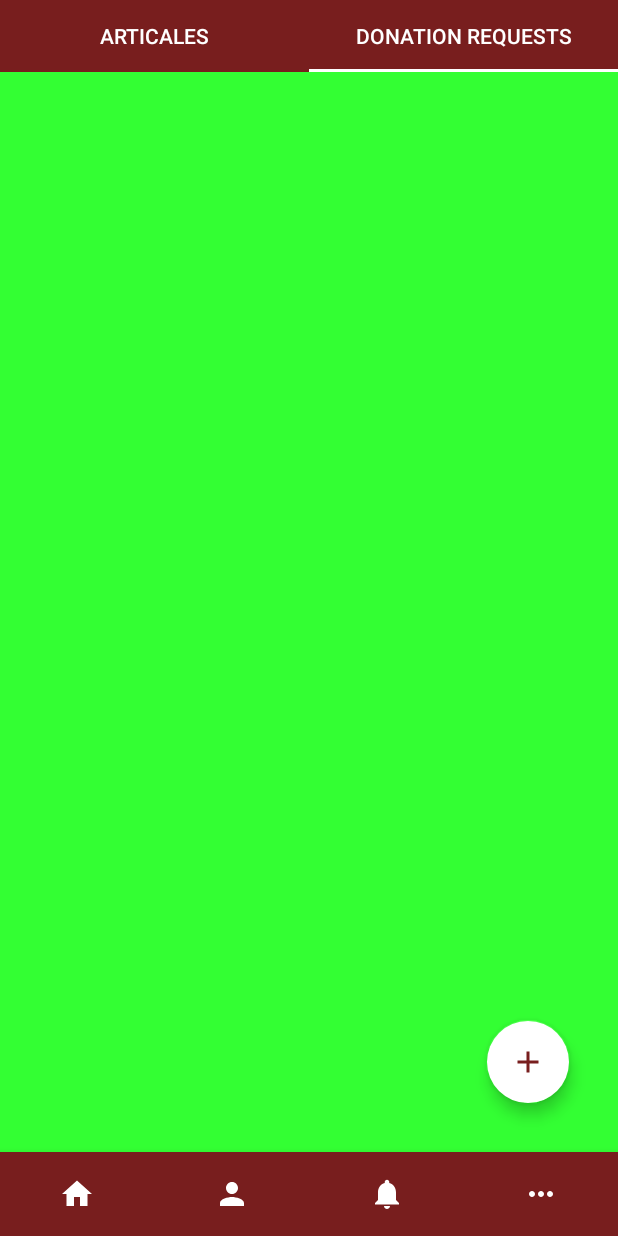
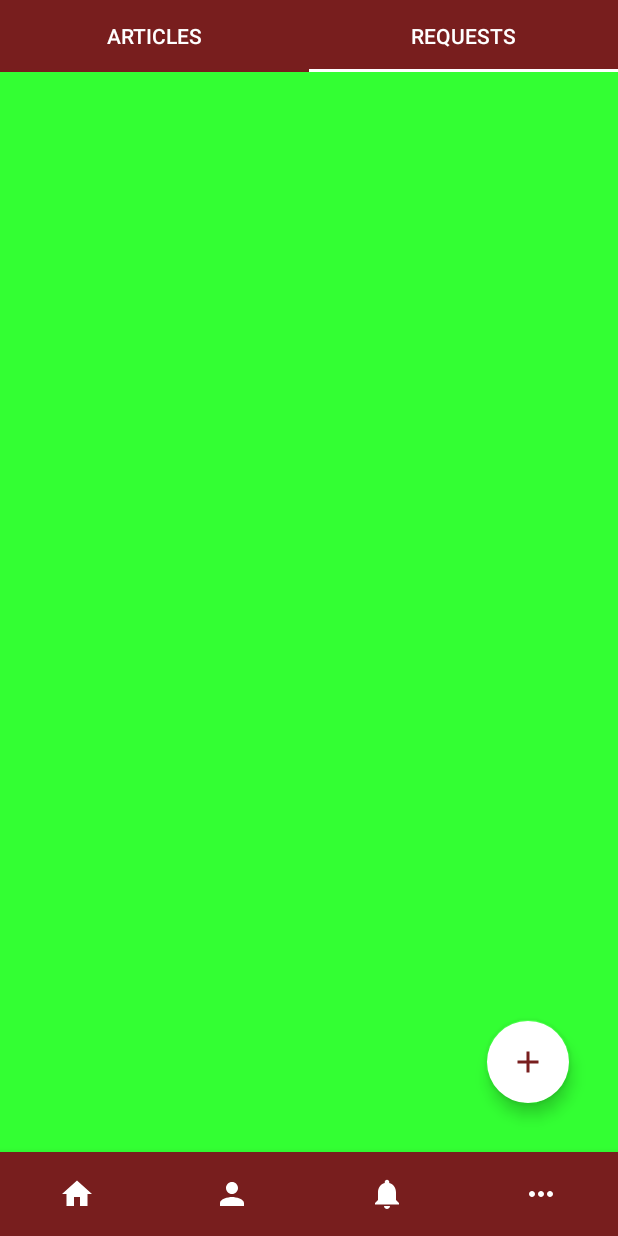
Before and after one commit to omarzer0/Blood-Bank, an Android app: the ArticleFragment screen opened directly, with no data from a screen before it, tab 2 chosen, on a phone screen of 412 x 824 dp. Run offline under Robolectric (Android 15) with nearby library versions, the phone set to English and light mode, and no system bars.

Commit message:
fix naming

```diff
--- a/app/src/main/java/com/azapps/bloodbankipda3/adapter/home/HomeTabsViewPagerAdapter.java
+++ b/app/src/main/java/com/azapps/bloodbankipda3/adapter/home/HomeTabsViewPagerAdapter.java
@@ -14,7 +14,7 @@ import com.azapps.bloodbankipda3.view.fragment.home.homeNavigationTabLayout.Dona
 
 public class HomeTabsViewPagerAdapter extends FragmentPagerAdapter {
 
-    private static final int[] TAB_TITLES = new int[]{R.string.articales_tab,R.string.donation_requests};
+    private static final int[] TAB_TITLES = new int[]{R.string.articles_tab,R.string.donation_requests};
     private Context context;
 
     public HomeTabsViewPagerAdapter(@NonNull FragmentManager fm, int behavior, Context context) {
--- a/app/src/main/java/com/azapps/bloodbankipda3/view/fragment/home/bottomNavigationFragments/HomeFragment.java
+++ b/app/src/main/java/com/azapps/bloodbankipda3/view/fragment/home/bottomNavigationFragments/HomeFragment.java
@@ -12,26 +12,16 @@ import androidx.viewpager.widget.ViewPager;
 
 import com.azapps.bloodbankipda3.R;
 import com.azapps.bloodbankipda3.adapter.home.HomeTabsViewPagerAdapter;
-import com.google.android.material.floatingactionbutton.FloatingActionButton;
 import com.google.android.material.tabs.TabLayout;
 
-public class HomeFragment extends Fragment{
+public class HomeFragment extends Fragment {
 
 
-    private View.OnClickListener onClickListener = new View.OnClickListener() {
-        @Override
-        public void onClick(View v) {
-            // action for fab
-        }
-    };
     @Nullable
     @Override
     public View onCreateView(@NonNull LayoutInflater inflater, @Nullable ViewGroup container, @Nullable Bundle savedInstanceState) {
         View view = inflater.inflate(R.layout.fragment_home, container, false);
-        FloatingActionButton addDonationFab = view.findViewById(R.id.fragment_home_add_donation_fab);
-        addDonationFab.setOnClickListener(onClickListener);
-
-        HomeTabsViewPagerAdapter homeTabsViewPagerAdapter = new HomeTabsViewPagerAdapter(getChildFragmentManager(),HomeTabsViewPagerAdapter.BEHAVIOR_RESUME_ONLY_CURRENT_FRAGMENT,getActivity());
+        HomeTabsViewPagerAdapter homeTabsViewPagerAdapter = new HomeTabsViewPagerAdapter(getChildFragmentManager(), HomeTabsViewPagerAdapter.BEHAVIOR_RESUME_ONLY_CURRENT_FRAGMENT, getActivity());
         ViewPager homeTabViewPager = view.findViewById(R.id.fragment_home_view_pager);
         homeTabViewPager.setAdapter(homeTabsViewPagerAdapter);
         TabLayout tabLayout = view.findViewById(R.id.fragment_home_tab_layout);
@@ -40,5 +30,7 @@ public class HomeFragment extends Fragment{
         return view;
     }
 
-
+    public static HomeFragment newInstance() {
+        return new HomeFragment();
+    }
 }
--- a/app/src/main/java/com/azapps/bloodbankipda3/view/fragment/home/bottomNavigationFragments/MoreFragment.java
+++ b/app/src/main/java/com/azapps/bloodbankipda3/view/fragment/home/bottomNavigationFragments/MoreFragment.java
@@ -17,4 +17,8 @@ public class MoreFragment extends Fragment {
     public View onCreateView(@NonNull LayoutInflater inflater, @Nullable ViewGroup container, @Nullable Bundle savedInstanceState) {
         return inflater.inflate(R.layout.fragment_more, container, false);
     }
+
+    public static MoreFragment newInstance() {
+        return new MoreFragment();
+    }
 }
--- a/app/src/main/java/com/azapps/bloodbankipda3/view/fragment/home/bottomNavigationFragments/NotificationFragment.java
+++ b/app/src/main/java/com/azapps/bloodbankipda3/view/fragment/home/bottomNavigationFragments/NotificationFragment.java
@@ -17,4 +17,8 @@ public class NotificationFragment extends Fragment {
     public View onCreateView(@NonNull LayoutInflater inflater, @Nullable ViewGroup container, @Nullable Bundle savedInstanceState) {
         return inflater.inflate(R.layout.fragment_notification, container, false);
     }
+
+    public static NotificationFragment newInstance() {
+        return new NotificationFragment();
+    }
 }
--- a/app/src/main/java/com/azapps/bloodbankipda3/view/fragment/home/bottomNavigationFragments/ProfileFragment.java
+++ b/app/src/main/java/com/azapps/bloodbankipda3/view/fragment/home/bottomNavigationFragments/ProfileFragment.java
@@ -17,4 +17,8 @@ public class ProfileFragment extends Fragment {
     public View onCreateView(@NonNull LayoutInflater inflater, @Nullable ViewGroup container, @Nullable Bundle savedInstanceState) {
         return inflater.inflate(R.layout.fragment_profile, container, false);
     }
+
+    public static ProfileFragment newInstance() {
+        return new ProfileFragment();
+    }
 }
--- a/app/src/main/java/com/azapps/bloodbankipda3/view/fragment/home/homeNavigationTabLayout/ArticleFragment.java
+++ b/app/src/main/java/com/azapps/bloodbankipda3/view/fragment/home/homeNavigationTabLayout/ArticleFragment.java
@@ -10,12 +10,23 @@ import androidx.annotation.Nullable;
 import androidx.fragment.app.Fragment;
 
 import com.azapps.bloodbankipda3.R;
+import com.google.android.material.floatingactionbutton.FloatingActionButton;
 
 public class ArticleFragment extends Fragment {
+    private View.OnClickListener onClickListener = new View.OnClickListener() {
+        @Override
+        public void onClick(View v) {
+
+        }
+    };
+
     @Nullable
     @Override
     public View onCreateView(@NonNull LayoutInflater inflater, @Nullable ViewGroup container, @Nullable Bundle savedInstanceState) {
-        return inflater.inflate(R.layout.fragment_tab_article, container, false);
+        View view = inflater.inflate(R.layout.fragment_tab_article, container, false);
+        FloatingActionButton addArticleFab = view.findViewById(R.id.fragment_rab_article_add_article_fab);
+        addArticleFab.setOnClickListener(onClickListener);
+        return view;
     }
 
     public static ArticleFragment newInstance() {
--- a/app/src/main/java/com/azapps/bloodbankipda3/view/fragment/home/homeNavigationTabLayout/DonationRequestsFragment.java
+++ b/app/src/main/java/com/azapps/bloodbankipda3/view/fragment/home/homeNavigationTabLayout/DonationRequestsFragment.java
@@ -10,12 +10,22 @@ import androidx.annotation.Nullable;
 import androidx.fragment.app.Fragment;
 
 import com.azapps.bloodbankipda3.R;
+import com.google.android.material.floatingactionbutton.FloatingActionButton;
 
 public class DonationRequestsFragment extends Fragment {
+    private View.OnClickListener onClickListener = new View.OnClickListener() {
+        @Override
+        public void onClick(View v) {
+
+        }
+    };
     @Nullable
     @Override
     public View onCreateView(@NonNull LayoutInflater inflater, @Nullable ViewGroup container, @Nullable Bundle savedInstanceState) {
-        return inflater.inflate(R.layout.fragment_tab_donation_requests, container, false);
+        View view = inflater.inflate(R.layout.fragment_tab_donation_requests, container, false);
+        FloatingActionButton addDonationRequestFab = view.findViewById(R.id.fragment_tab_donation_requests_add_donation_request_fab);
+        addDonationRequestFab.setOnClickListener(onClickListener);
+        return view;
     }
 
     public static DonationRequestsFragment newInstance() {
--- a/app/src/main/res/layout/fragment_home.xml
+++ b/app/src/main/res/layout/fragment_home.xml
@@ -27,16 +27,4 @@
         app:layout_constraintStart_toStartOf="parent"
         app:layout_constraintTop_toBottomOf="@+id/fragment_home_tab_layout"/>
 
-    <com.google.android.material.floatingactionbutton.FloatingActionButton
-        android:id="@+id/fragment_home_add_donation_fab"
-        android:layout_width="wrap_content"
-        android:layout_height="wrap_content"
-        app:layout_constraintBottom_toBottomOf="parent"
-        app:layout_constraintEnd_toEndOf="parent"
-        android:layout_marginBottom="32dp"
-        android:layout_marginEnd="32dp"
-        android:src="@drawable/ic_add"
-        android:backgroundTint="@android:color/white"
-        android:tint="@color/colorPrimaryDark"/>
-
 </androidx.constraintlayout.widget.ConstraintLayout>
--- a/app/src/main/res/layout/fragment_tab_donation_requests.xml
+++ b/app/src/main/res/layout/fragment_tab_donation_requests.xml
@@ -1,7 +1,20 @@
 <?xml version="1.0" encoding="utf-8"?>
-<androidx.constraintlayout.widget.ConstraintLayout
-    xmlns:android="http://schemas.android.com/apk/res/android" android:layout_width="match_parent"
+<androidx.constraintlayout.widget.ConstraintLayout xmlns:android="http://schemas.android.com/apk/res/android"
+    android:layout_width="match_parent"
     android:layout_height="match_parent"
+    xmlns:app="http://schemas.android.com/apk/res-auto"
     android:background="#f3f3">
 
+    <com.google.android.material.floatingactionbutton.FloatingActionButton
+        android:id="@+id/fragment_tab_donation_requests_add_donation_request_fab"
+        android:layout_width="wrap_content"
+        android:layout_height="wrap_content"
+        app:layout_constraintBottom_toBottomOf="parent"
+        app:layout_constraintEnd_toEndOf="parent"
+        android:layout_marginBottom="32dp"
+        android:layout_marginEnd="32dp"
+        android:src="@drawable/ic_add"
+        android:backgroundTint="@android:color/white"
+        android:tint="@color/colorPrimaryDark"/>
+
 </androidx.constraintlayout.widget.ConstraintLayout>
--- a/app/src/main/res/values/strings.xml
+++ b/app/src/main/res/values/strings.xml
@@ -1,5 +1,5 @@
 <resources>
     <string name="app_name">Blood Bank ipda3</string>
-    <string name="articales_tab">Articales</string>
-    <string name="donation_requests">Donation Requests</string>
+    <string name="articles_tab">Articles</string>
+    <string name="donation_requests">Requests</string>
 </resources>
```
Also changed, not shown: app/src/main/java/com/azapps/bloodbankipda3/view/activity/home/HomeActivity.java (+7 -4 lines), app/src/main/res/layout/fragment_tab_article.xml (+14 -2 lines).
